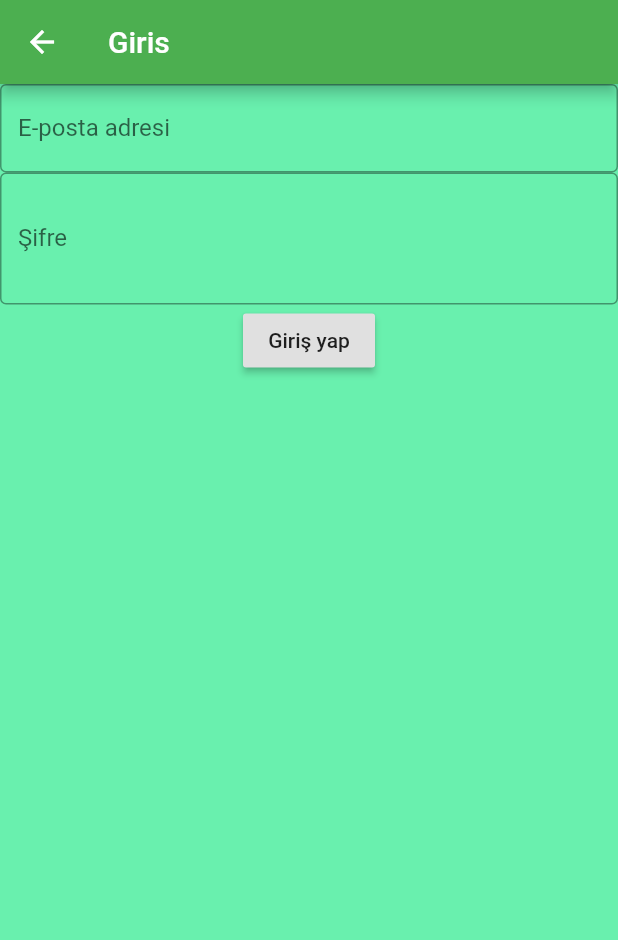
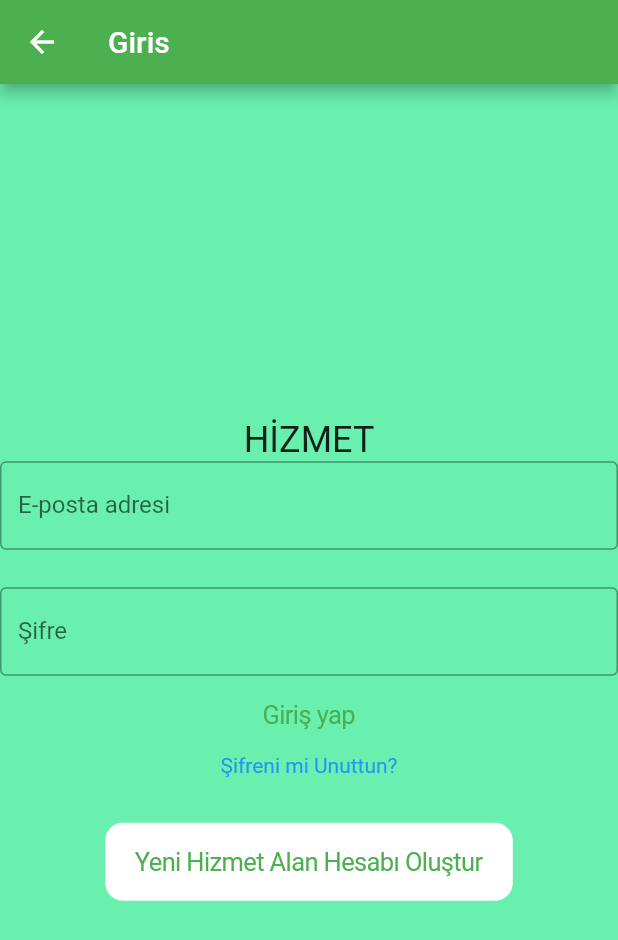
Before and after one commit to bilalozcan/hizmet_mobil_uygulama, a Flutter app: the SignIn screen opened directly, on a phone screen of 412 x 824 dp. Shown: the top 940 px of the screen. Run offline on Flutter 3.47's test engine with Material 2 defaults, Android fonts, the phone set to English and light mode, and no system bars; our stand-ins replace cloud_firestore, firebase_auth, firebase_core, fluttertoast; accounts and stored records are empty.

Commit message:
1.Şifre yenileme ekranı eklendi 2.Programın başlangıç ekranı değiştirildi 3. Ve daha bir çok değişiklik...

```diff
--- a/lib/main.dart
+++ b/lib/main.dart
@@ -1,20 +1,24 @@
 import 'package:cloud_firestore/cloud_firestore.dart';
 import 'package:firebase_auth/firebase_auth.dart';
 import 'package:flutter/material.dart';
+import 'package:hizmet_mobil_uygulama/ui/SignIn.dart';
 import 'package:hizmet_mobil_uygulama/ui/loginPage.dart';
 import 'package:firebase_core/firebase_core.dart';
+
+import 'ui/MainPage.dart';
 /*Bu değişkenlerin mainden başlayıp diğer sınıflara parametre olarak gitmesi yerine her yerden erişeblir
 olması adına global olması daha iyi olur gibi. Kullanıcı bir anda birden fazla kez bu değişkenlere istek atamayacağı için çakışma durumunun olmayacağını
 tahmin ediyorum
  */
 FirebaseFirestore firebaseFirestore=FirebaseFirestore.instance;
 FirebaseAuth firebaseAuth=FirebaseAuth.instance;
+var collection=firebaseFirestore.collection("hizmetAlanUsers");
 
 void main() async {
   WidgetsFlutterBinding.ensureInitialized();
   await Firebase.initializeApp();
-
-
+  collection.snapshots().listen((event)async {debugPrint( event.docs.toString());});
+/*Bu listener sayesinde veri geldiğinde uygulamada direkt okumamız sağlanır*/
   runApp(MyApp(firebaseAuth: firebaseAuth,));
 }
 
@@ -31,6 +35,6 @@ class MyApp extends StatefulWidget {
 class _MyAppState extends State<MyApp> {
   @override
   Widget build(BuildContext context) {
-    return MaterialApp(home:LoginPage(firebaseAuth:widget._firebaseAuth),theme: ThemeData(primarySwatch: Colors.green),);
+    return MaterialApp(home:SignIn(),theme: ThemeData(primarySwatch: Colors.green),);
   }
 }
--- a/lib/ui/SignIn.dart
+++ b/lib/ui/SignIn.dart
@@ -1,7 +1,11 @@
+import 'package:flutter/cupertino.dart';
 import 'package:flutter/material.dart';
 import 'package:fluttertoast/fluttertoast.dart';
 import 'package:hizmet_mobil_uygulama/main.dart';
 import 'package:hizmet_mobil_uygulama/models/User.dart';
+import 'package:hizmet_mobil_uygulama/ui/resetPassword.dart';
+
+import 'loginPage.dart';
 
 class SignIn extends StatefulWidget {
   @override
@@ -20,21 +24,16 @@ class _SignInState extends State<SignIn> {
         title: Text("Giris"),
       ),
       body: Container(
-        width: MediaQuery
-            .of(context)
-            .size
-            .width,
-        height: MediaQuery
-            .of(context)
-            .size
-            .height,
+        width: MediaQuery.of(context).size.width,
+        height: MediaQuery.of(context).size.height,
         color: Colors.greenAccent,
         child: Center(
           child: Form(
             key: formKey,
             child: Column(
+              mainAxisAlignment: MainAxisAlignment.center,
               children: [
-                /* onSaved ve validator metodları eklenecek*/
+                Text("HİZMET", style: TextStyle(fontSize: 24)),
                 TextFormField(
                   decoration: InputDecoration(
                       labelText: "E-posta adresi",
@@ -45,15 +44,12 @@ class _SignInState extends State<SignIn> {
                     });
                   },
                 ),
+                SizedBox(height: 25),
                 TextFormField(
                   obscureText: true,
                   decoration: InputDecoration(
                     labelText: "Şifre",
                     border: OutlineInputBorder(),
-                    suffix: IconButton(
-                      icon: Icon(Icons.remove_red_eye_rounded),
-                      onPressed: () {},
-                    ),
                   ),
                   onSaved: (password) {
                     setState(() {
@@ -61,9 +57,34 @@ class _SignInState extends State<SignIn> {
                     });
                   },
                 ),
-                RaisedButton(
-                  child: Text("Giriş yap"),
+                CupertinoButton(
+                  child: Text(
+                    "Giriş yap",
+                  ),
                   onPressed: enterButton,
+                ),
+                InkWell(
+                  child: Text(
+                    "Şifreni mi Unuttun?",
+                    style: TextStyle(color: Colors.blue),
+                  ),
+                  onTap: () => Navigator.push(
+                    context,
+                    MaterialPageRoute(
+                      builder: (context) =>
+                          ResetPassword(),
+                    ),
+                  ),
+                ),
+                SizedBox(height: 30),
+                CupertinoButton(
+                  color: Colors.white,
+                  child: Text("Yeni Hizmet Alan Hesabı Oluştur",
+                      style: TextStyle(color: Colors.green)),
+                  onPressed: () => Navigator.push(
+                    context,
+                    MaterialPageRoute(builder: (context) => LoginPage(firebaseAuth: firebaseAuth,)),
+                  ),
                 )
               ],
             ),
@@ -80,8 +101,11 @@ class _SignInState extends State<SignIn> {
         debugPrint(this._email);
         debugPrint(this._password);
       });
-    HizmetUser user=HizmetUser.SignIn(context: context, firebaseAuth: firebaseAuth, email: this._email, password: this._password);
+    HizmetUser user = HizmetUser.SignIn(
+        context: context,
+        firebaseAuth: firebaseAuth,
+        email: this._email,
+        password: this._password);
     user.userSignIn(context);
-
   }
 }
--- a/lib/ui/loginPage.dart
+++ b/lib/ui/loginPage.dart
@@ -138,7 +138,7 @@ class _LoginPageState extends State<LoginPage> {
         isActive: _activeStep == 0 ? true : false,
         state: _stepStateController(0),
         title: Text(
-          _activeStep == 0 ? "Kişisel Bilgiler" : "Kisi",
+          _activeStep == 0 ? "Kişisel Bilgiler" : "Kisi...",
         ),
         content: Column(
           children: [
```
Also changed, not shown: lib/models/User.dart (+8 -7 lines), lib/ui/MainPage.dart (+16 -1 lines), lib/ui/resetPassword.dart (added, +71 -0 lines).
